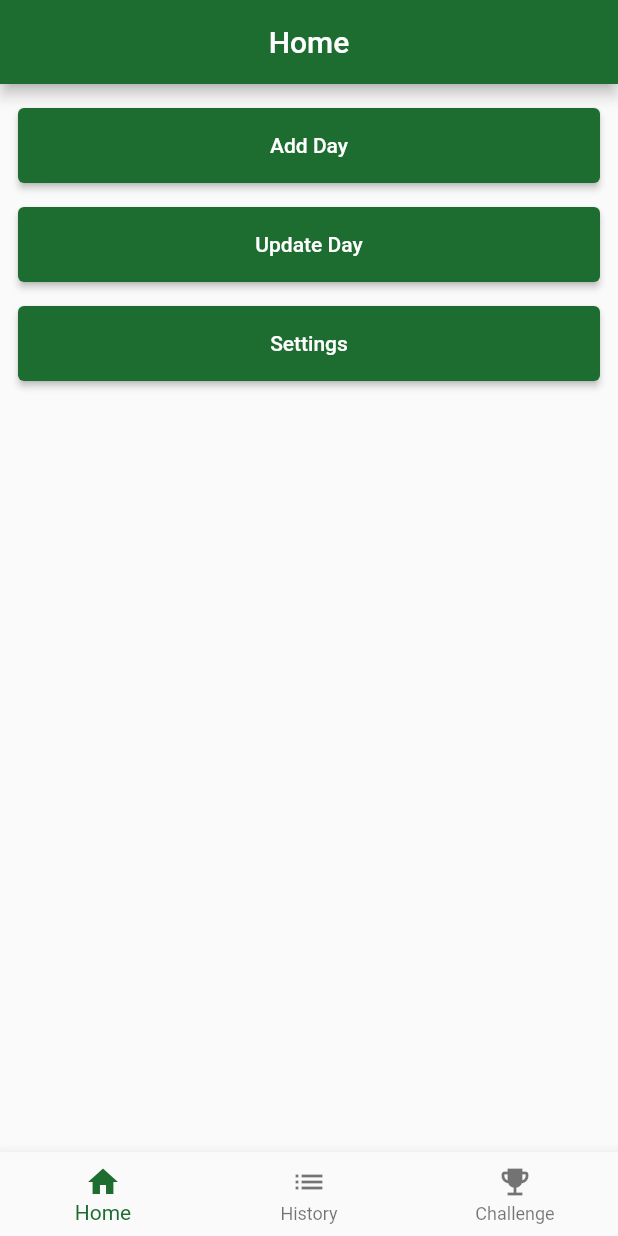
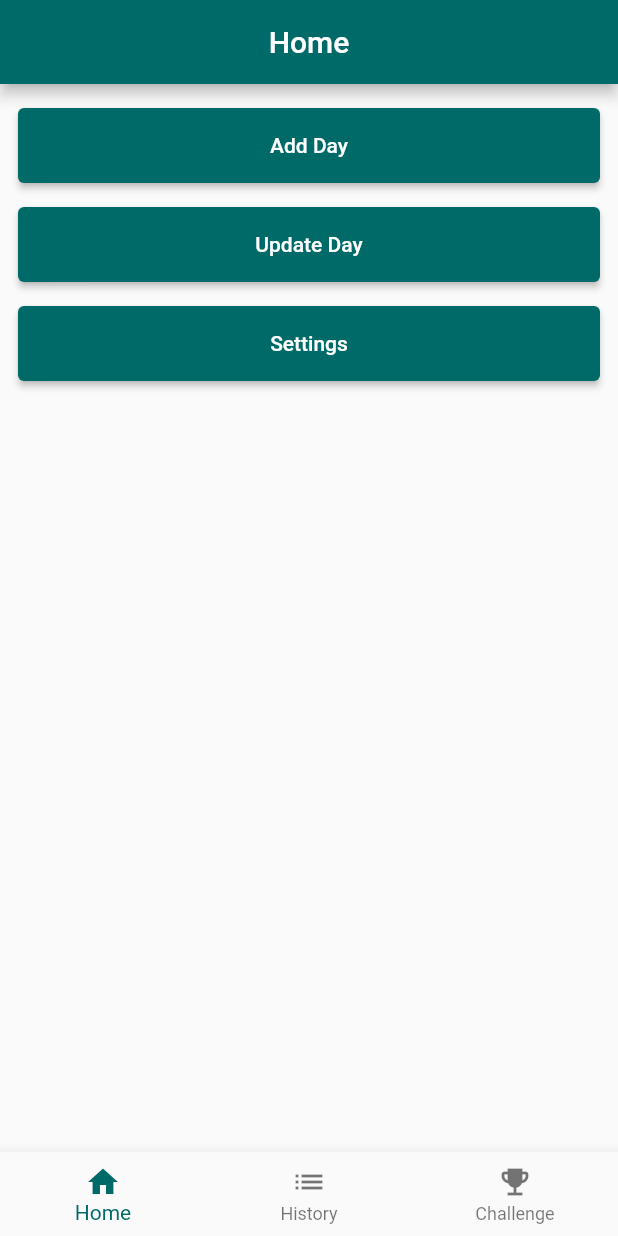
Before and after one commit to IsaacCooke/food_app_flutter, a Flutter app: the screen it shows after launch, on a phone screen of 412 x 824 dp. Run offline on Flutter 3.47's test engine with Material 2 defaults, Android fonts, the phone set to English and light mode, and no system bars; our stand-ins replace numberpicker, sqflite, sqflite_common_ffi; accounts and stored records are empty.

Commit message:
Updated color scheme

```diff
--- a/lib/themes/color_schemes.dart
+++ b/lib/themes/color_schemes.dart
@@ -2,64 +2,64 @@ import 'package:flutter/material.dart';
 
 const lightColorScheme = ColorScheme(
   brightness: Brightness.light,
-  primary: Color(0xFF1D6C30),
+  primary: Color(0xFF006A69),
   onPrimary: Color(0xFFFFFFFF),
-  primaryContainer: Color(0xFFA5F5A9),
-  onPrimaryContainer: Color(0xFF002107),
-  secondary: Color(0xFF516350),
+  primaryContainer: Color(0xFF6FF7F5),
+  onPrimaryContainer: Color(0xFF00201F),
+  secondary: Color(0xFF4A6362),
   onSecondary: Color(0xFFFFFFFF),
-  secondaryContainer: Color(0xFFD4E8D0),
-  onSecondaryContainer: Color(0xFF0F1F10),
-  tertiary: Color(0xFF39656C),
+  secondaryContainer: Color(0xFFCCE8E7),
+  onSecondaryContainer: Color(0xFF051F1F),
+  tertiary: Color(0xFF4B607C),
   onTertiary: Color(0xFFFFFFFF),
-  tertiaryContainer: Color(0xFFBCEAF2),
-  onTertiaryContainer: Color(0xFF001F24),
+  tertiaryContainer: Color(0xFFD2E4FF),
+  onTertiaryContainer: Color(0xFF031C35),
   error: Color(0xFFBA1A1A),
   errorContainer: Color(0xFFFFDAD6),
   onError: Color(0xFFFFFFFF),
   onErrorContainer: Color(0xFF410002),
-  background: Color(0xFFFCFDF7),
-  onBackground: Color(0xFF1A1C19),
-  surface: Color(0xFFFCFDF7),
-  onSurface: Color(0xFF1A1C19),
-  surfaceVariant: Color(0xFFDEE5D9),
-  onSurfaceVariant: Color(0xFF424940),
-  outline: Color(0xFF727970),
-  onInverseSurface: Color(0xFFF0F1EB),
-  inverseSurface: Color(0xFF2F312D),
-  inversePrimary: Color(0xFF89D88F),
+  background: Color(0xFFFAFDFC),
+  onBackground: Color(0xFF191C1C),
+  surface: Color(0xFFFAFDFC),
+  onSurface: Color(0xFF191C1C),
+  surfaceVariant: Color(0xFFDAE5E3),
+  onSurfaceVariant: Color(0xFF3F4948),
+  outline: Color(0xFF6F7978),
+  onInverseSurface: Color(0xFFEFF1F0),
+  inverseSurface: Color(0xFF2D3131),
+  inversePrimary: Color(0xFF4DDAD8),
   shadow: Color(0xFF000000),
-  surfaceTint: Color(0xFF1D6C30),
+  surfaceTint: Color(0xFF006A69),
 );
 
 const darkColorScheme = ColorScheme(
   brightness: Brightness.dark,
-  primary: Color(0xFF89D88F),
-  onPrimary: Color(0xFF003912),
-  primaryContainer: Color(0xFF00531D),
-  onPrimaryContainer: Color(0xFFA5F5A9),
-  secondary: Color(0xFFB8CCB5),
-  onSecondary: Color(0xFF243424),
-  secondaryContainer: Color(0xFF3A4B3A),
-  onSecondaryContainer: Color(0xFFD4E8D0),
-  tertiary: Color(0xFFA1CED6),
-  onTertiary: Color(0xFF00363D),
-  tertiaryContainer: Color(0xFF1F4D54),
-  onTertiaryContainer: Color(0xFFBCEAF2),
+  primary: Color(0xFF4DDAD8),
+  onPrimary: Color(0xFF003736),
+  primaryContainer: Color(0xFF00504F),
+  onPrimaryContainer: Color(0xFF6FF7F5),
+  secondary: Color(0xFFB0CCCB),
+  onSecondary: Color(0xFF1B3534),
+  secondaryContainer: Color(0xFF324B4A),
+  onSecondaryContainer: Color(0xFFCCE8E7),
+  tertiary: Color(0xFFB2C8E8),
+  onTertiary: Color(0xFF1B324B),
+  tertiaryContainer: Color(0xFF334863),
+  onTertiaryContainer: Color(0xFFD2E4FF),
   error: Color(0xFFFFB4AB),
   errorContainer: Color(0xFF93000A),
   onError: Color(0xFF690005),
   onErrorContainer: Color(0xFFFFDAD6),
-  background: Color(0xFF1A1C19),
-  onBackground: Color(0xFFE2E3DD),
-  surface: Color(0xFF1A1C19),
-  onSurface: Color(0xFFE2E3DD),
-  surfaceVariant: Color(0xFF424940),
-  onSurfaceVariant: Color(0xFFC2C9BE),
-  outline: Color(0xFF8C9389),
-  onInverseSurface: Color(0xFF1A1C19),
-  inverseSurface: Color(0xFFE2E3DD),
-  inversePrimary: Color(0xFF1D6C30),
+  background: Color(0xFF191C1C),
+  onBackground: Color(0xFFE0E3E2),
+  surface: Color(0xFF191C1C),
+  onSurface: Color(0xFFE0E3E2),
+  surfaceVariant: Color(0xFF3F4948),
+  onSurfaceVariant: Color(0xFFBEC9C8),
+  outline: Color(0xFF889392),
+  onInverseSurface: Color(0xFF191C1C),
+  inverseSurface: Color(0xFFE0E3E2),
+  inversePrimary: Color(0xFF006A69),
   shadow: Color(0xFF000000),
-  surfaceTint: Color(0xFF89D88F),
+  surfaceTint: Color(0xFF4DDAD8),
 );
```
